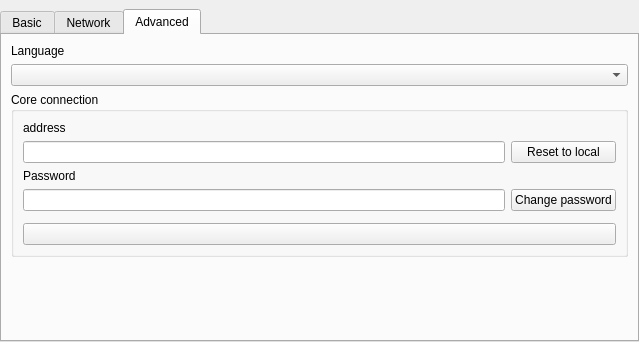
Old version of the form application/GUI/Settings/WidgetSettings.ui in the repository Ummon/D-LAN.
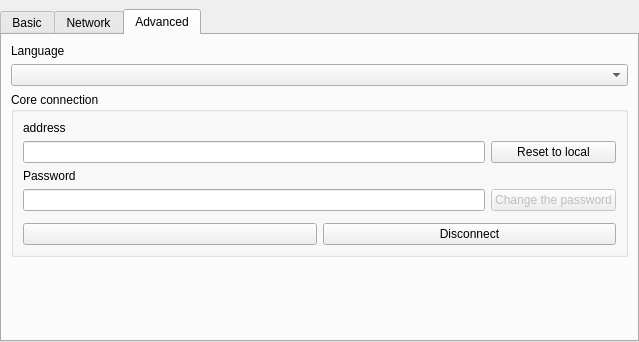
New version of the form. Icons and pictures are not drawn.

Commit message: * Split the class 'CoreConnection' in two classes ('CoreConnection' and 'InternalCoreConnection'), The old CoreConnection class was unreadable and too complex. * Add a dialog to change the Core password.

What changed in the file:
```diff
--- a/application/GUI/Settings/WidgetSettings.ui
+++ b/application/GUI/Settings/WidgetSettings.ui
@@ -313,7 +313,7 @@
          </property>
          <layout class="QVBoxLayout" name="verticalLayout">
           <item>
-           <layout class="QGridLayout" name="gridLayout">
+           <layout class="QGridLayout" name="gridLayout" rowstretch="0,0,0,0,0,0">
             <item row="0" column="0" colspan="2">
              <widget class="QLabel" name="lblCoreAddress">
               <property name="text">
@@ -347,19 +347,15 @@
             </item>
             <item row="3" column="1">
              <widget class="QPushButton" name="butChangePassword">
-              <property name="text">
-               <string>Change password</string>
+              <property name="enabled">
+               <bool>false</bool>
               </property>
-             </widget>
-            </item>
-            <item row="5" column="0" colspan="2">
-             <widget class="QPushButton" name="butConnect">
               <property name="text">
-               <string notr="true"/>
+               <string>Change the password</string>
               </property>
              </widget>
             </item>
-            <item row="4" column="0">
+            <item row="4" column="0" colspan="2">
              <spacer name="verticalSpacer_3">
               <property name="orientation">
                <enum>Qt::Vertical</enum>
@@ -375,6 +371,28 @@
               </property>
              </spacer>
             </item>
+            <item row="5" column="0" colspan="2">
+             <layout class="QHBoxLayout" name="horizontalLayout">
+              <item>
+               <widget class="QPushButton" name="butConnect">
+                <property name="text">
+                 <string notr="true"/>
+                </property>
+                <property name="icon">
+                 <iconset resource="../ressources.qrc">
+                  <normaloff>:/icons/ressources/lightning.png</normaloff>:/icons/ressources/lightning.png</iconset>
+                </property>
+               </widget>
+              </item>
+              <item>
+               <widget class="QPushButton" name="butDisconnect">
+                <property name="text">
+                 <string>Disconnect</string>
+                </property>
+               </widget>
+              </item>
+             </layout>
+            </item>
            </layout>
           </item>
          </layout>
```
The commit also changes 35 other files.
